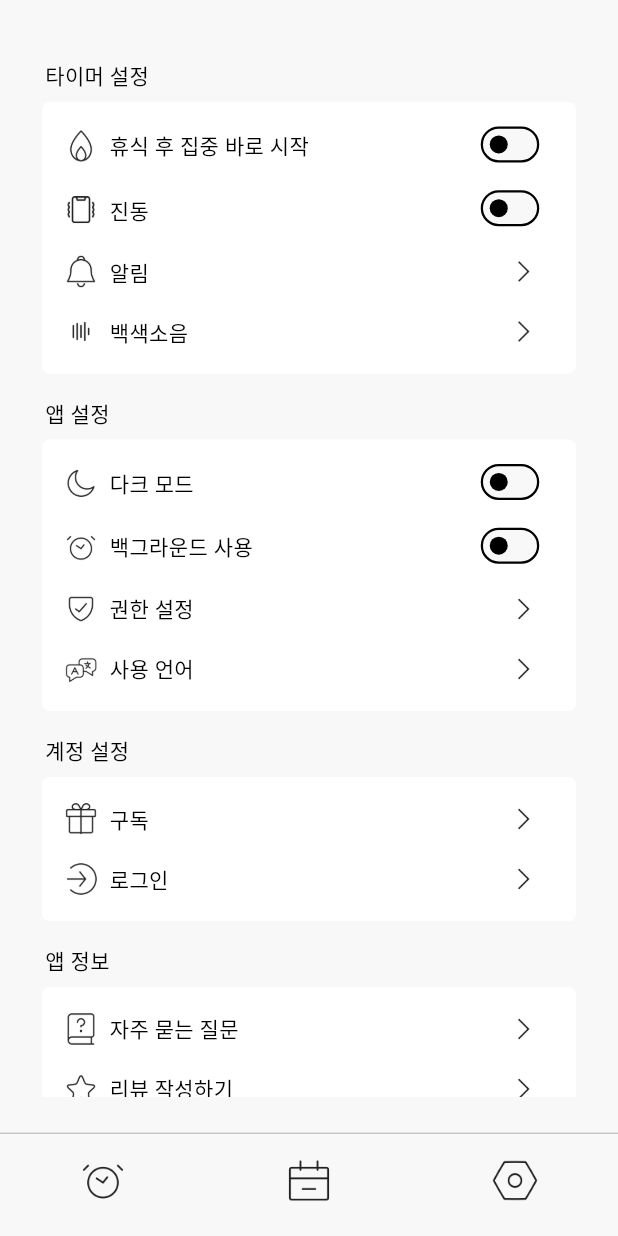
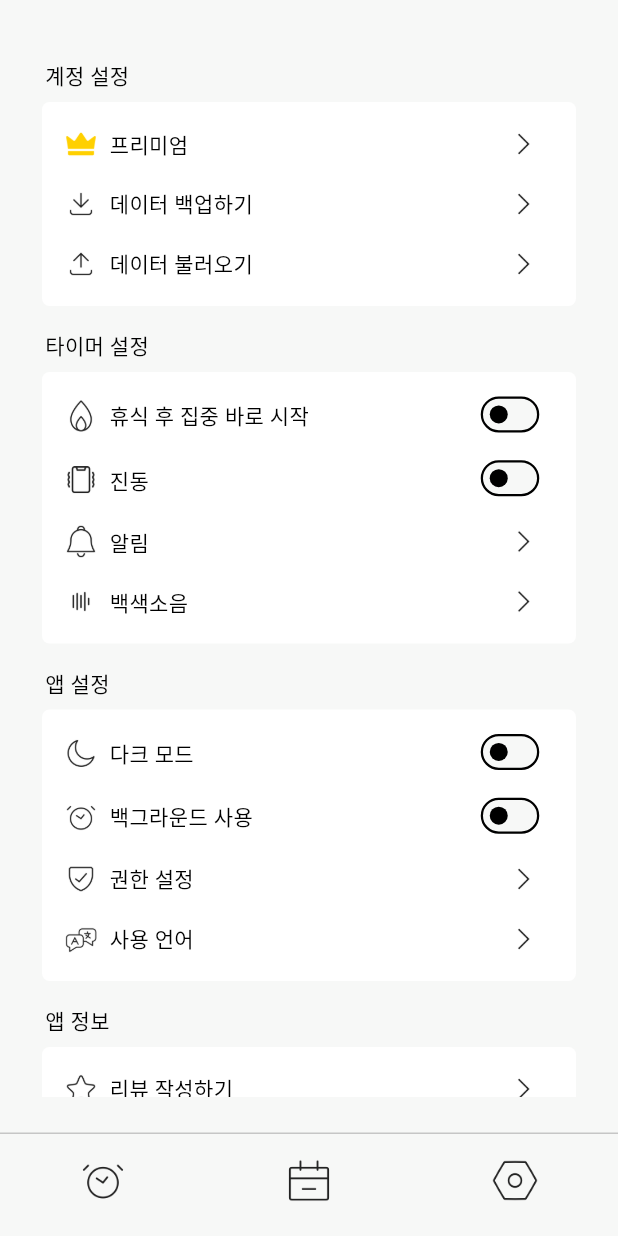
Before and after one commit to kmwh/pomoslime, a Flutter app: the screen it shows after launch, item 3 of the bottom bar chosen, on a phone screen of 412 x 824 dp. Run offline on Flutter 3.47's test engine with Material 3 defaults, Android fonts, the phone set to English and light mode, and no system bars.

Commit message:
FEAT: Settings 수정

```diff
--- /dev/null
+++ b/lib/data/user_data.dart
@@ -0,0 +1 @@
+class UserData {}
--- a/lib/main.dart
+++ b/lib/main.dart
@@ -12,14 +12,23 @@ void main() {
   );
 }
 
-class App extends StatelessWidget {
+class App extends StatefulWidget {
   const App({super.key});
 
   @override
+  State<App> createState() => _AppState();
+}
+
+class _AppState extends State<App> {
+  @override
   Widget build(BuildContext context) {
-    return MaterialApp(
-      theme: Provider.of<ThemeProvider>(context).themeData,
-      home: const MainScreen(),
+    return Consumer<ThemeProvider>(
+      builder: (context, themeProvider, child) {
+        return MaterialApp(
+          theme: themeProvider.themeData,
+          home: const MainScreen(),
+        );
+      },
     );
   }
 }
--- a/lib/screens/setting_screen.dart
+++ b/lib/screens/setting_screen.dart
@@ -1,7 +1,10 @@
 import 'package:flutter/material.dart';
+import 'package:pomoslime/theme/theme_provider.dart';
+import 'package:pomoslime/widgets/setting/notification_menu.dart';
 import 'package:pomoslime/widgets/setting/setting_item_popup.dart';
 import 'package:pomoslime/widgets/setting/setting_item_switch.dart';
 import 'package:pomoslime/widgets/setting/setting_menu.dart';
+import 'package:provider/provider.dart';
 
 class SettingScreen extends StatefulWidget {
   const SettingScreen({super.key});
@@ -11,33 +14,34 @@ class SettingScreen extends StatefulWidget {
 }
 
 class _SettingScreenState extends State<SettingScreen> {
-  bool _startImmediately = false;
-  bool _vibration = false;
-  bool _darkMode = false;
-  bool _backgroundUse = false;
+  bool startImmediately = false;
+  bool vibration = false;
+  bool darkMode = false;
+  bool backgroundUse = false;
   bool verified = false;
 
   void setStartImmediately(bool value) {
     setState(() {
-      _startImmediately = value;
+      startImmediately = value;
     });
   }
 
   void setVibration(bool value) {
     setState(() {
-      _vibration = value;
+      vibration = value;
     });
   }
 
   void setDarkMode(bool value) {
     setState(() {
-      _darkMode = value;
+      darkMode = value;
+      Provider.of<ThemeProvider>(context, listen: false).toggleTheme();
     });
   }
 
   void setBackgroundUse(bool value) {
     setState(() {
-      _backgroundUse = value;
+      backgroundUse = value;
     });
   }
 
@@ -53,16 +57,37 @@ class _SettingScreenState extends State<SettingScreen> {
           crossAxisAlignment: CrossAxisAlignment.start,
           children: [
             SettingMenu(
+              title: "계정 설정",
+              children: [
+                SettingItemPopup(
+                  icon: "assets/images/crown.png",
+                  text: "프리미엄",
+                  func: () {},
+                  isCrown: true,
+                ),
+                SettingItemPopup(
+                  icon: "assets/images/download.png",
+                  text: "데이터 백업하기",
+                  func: () {},
+                ),
+                SettingItemPopup(
+                  icon: "assets/images/upload.png",
+                  text: "데이터 불러오기",
+                  func: () {},
+                ),
+              ],
+            ),
+            SettingMenu(
               title: "타이머 설정",
               children: [
                 SettingItemSwitch(
-                  initialValue: _startImmediately,
+                  initialValue: startImmediately,
                   icon: "assets/images/fire.png",
                   text: "휴식 후 집중 바로 시작",
                   onChanged: setStartImmediately,
                 ),
                 SettingItemSwitch(
-                  initialValue: _vibration,
+                  initialValue: vibration,
                   icon: "assets/images/vibration.png",
                   text: "진동",
                   onChanged: setVibration,
@@ -70,7 +95,7 @@ class _SettingScreenState extends State<SettingScreen> {
                 SettingItemPopup(
                   icon: "assets/images/notification.png",
                   text: "알림",
-                  func: () {},
+                  func: () => NotificationMenu.showOptions(context),
                 ),
                 SettingItemPopup(
                   icon: "assets/images/sound.png",
@@ -83,13 +108,13 @@ class _SettingScreenState extends State<SettingScreen> {
               title: "앱 설정",
               children: [
                 SettingItemSwitch(
-                  initialValue: _darkMode,
+                  initialValue: darkMode,
                   icon: "assets/images/moon.png",
                   text: "다크 모드",
                   onChanged: setDarkMode,
                 ),
                 SettingItemSwitch(
-                  initialValue: _backgroundUse,
+                  initialValue: backgroundUse,
                   icon: "assets/images/timer.png",
                   text: "백그라운드 사용",
                   onChanged: setBackgroundUse,
@@ -107,36 +132,16 @@ class _SettingScreenState extends State<SettingScreen> {
               ],
             ),
             SettingMenu(
-              title: "계정 설정",
-              children: [
-                SettingItemPopup(
-                  icon: "assets/images/present.png",
-                  text: "구독",
-                  func: () {},
-                ),
-                SettingItemPopup(
-                  icon: "assets/images/${verified ? "logout" : "login"}.png",
-                  text: verified ? "로그아웃" : "로그인",
-                  func: () {},
-                ),
-              ],
-            ),
-            SettingMenu(
               title: "앱 정보",
               children: [
-                SettingItemPopup(
-                  icon: "assets/images/manual.png",
-                  text: "자주 묻는 질문",
-                  func: () {},
-                ),
                 SettingItemPopup(
                   icon: "assets/images/star.png",
                   text: "리뷰 작성하기",
                   func: () {},
                 ),
                 SettingItemPopup(
-                  icon: "assets/images/info.png",
-                  text: "이용약관",
+                  icon: "assets/images/manual.png",
+                  text: "자주 묻는 질문",
                   func: () {},
                 ),
               ],
--- a/lib/widgets/setting/setting_item_popup.dart
+++ b/lib/widgets/setting/setting_item_popup.dart
@@ -4,12 +4,14 @@ class SettingItemPopup extends StatelessWidget {
   final String icon;
   final String text;
   final Function() func;
+  final bool? isCrown;
 
   const SettingItemPopup({
     super.key,
     required this.icon,
     required this.text,
     required this.func,
+    this.isCrown,
   });
 
   @override
@@ -24,7 +26,9 @@ class SettingItemPopup extends StatelessWidget {
               child: Image.asset(
                 icon,
                 height: 24,
-                color: Theme.of(context).colorScheme.primary,
+                color: isCrown == true
+                    ? const Color.fromARGB(255, 255, 208, 0)
+                    : Theme.of(context).colorScheme.primary,
               ),
             ),
             Text(
```
Also changed, not shown: lib/widgets/setting/notification_menu.dart (added, +40 -0 lines), assets/images/crown.png (added), assets/images/download.png (added), assets/images/login.png (deleted), assets/images/logout.png (deleted), assets/images/present.png (deleted), assets/images/upload.png (added).
